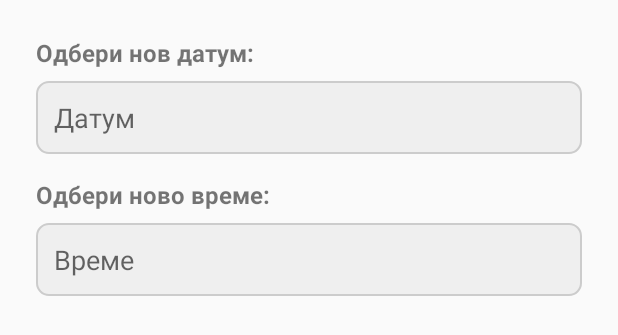
After one commit to ilija2531/CarWashApp, an Android app built with Jetpack Compose: the layout dialog_update_booking.xml on its own in the app's theme, with its tools: preview values and no code run, on a phone screen of 412 x 824 dp. The commit adds this screen. Shown: the top 335 px of the screen. Run offline under Robolectric (Android 15) with nearby library versions, the phone set to English and light mode, and no system bars.

Commit message:
Implemented update and delete options for bookings

```diff
--- /dev/null
+++ b/CarWashApp/app/src/main/res/drawable/edittext_background.xml
@@ -0,0 +1,7 @@
+<?xml version="1.0" encoding="utf-8"?>
+<shape xmlns:android="http://schemas.android.com/apk/res/android"
+    android:shape="rectangle">
+    <solid android:color="#EFEFEF"/>
+    <corners android:radius="8dp"/>
+    <stroke android:width="1dp" android:color="#CCCCCC"/>
+</shape>
--- /dev/null
+++ b/CarWashApp/app/src/main/res/layout/dialog_update_booking.xml
@@ -0,0 +1,49 @@
+<?xml version="1.0" encoding="utf-8"?>
+<LinearLayout xmlns:android="http://schemas.android.com/apk/res/android"
+    android:orientation="vertical"
+    android:padding="24dp"
+    android:layout_width="match_parent"
+    android:layout_height="wrap_content"
+    android:background="?attr/selectableItemBackground">
+
+    <TextView
+        android:layout_width="match_parent"
+        android:layout_height="wrap_content"
+        android:text="Одбери нов датум:"
+        android:textStyle="bold"
+        android:textSize="16sp"
+        android:layout_marginBottom="8dp" />
+
+    <EditText
+        android:id="@+id/etUpdateDate"
+        android:layout_width="match_parent"
+        android:layout_height="wrap_content"
+        android:hint="Датум"
+        android:focusable="false"
+        android:clickable="true"
+        android:inputType="none"
+        android:background="@drawable/edittext_background"
+        android:padding="12dp"
+        android:minHeight="48dp" />
+
+    <TextView
+        android:layout_width="match_parent"
+        android:layout_height="wrap_content"
+        android:text="Одбери ново време:"
+        android:textStyle="bold"
+        android:textSize="16sp"
+        android:layout_marginTop="16dp"
+        android:layout_marginBottom="8dp" />
+
+    <EditText
+        android:id="@+id/etUpdateTime"
+        android:layout_width="match_parent"
+        android:layout_height="wrap_content"
+        android:hint="Време"
+        android:focusable="false"
+        android:clickable="true"
+        android:inputType="none"
+        android:background="@drawable/edittext_background"
+        android:padding="12dp"
+        android:minHeight="48dp" />
+</LinearLayout>
```
Also changed, not shown: CarWashApp/app/src/main/java/com/example/carwashapp/fragments/BookingAdapter.kt (+12 -3 lines), CarWashApp/app/src/main/java/com/example/carwashapp/fragments/MyBookingsFragment.kt (+103 -3 lines), CarWashApp/app/src/main/java/com/example/carwashapp/model/Booking.kt (+4 -3 lines).
